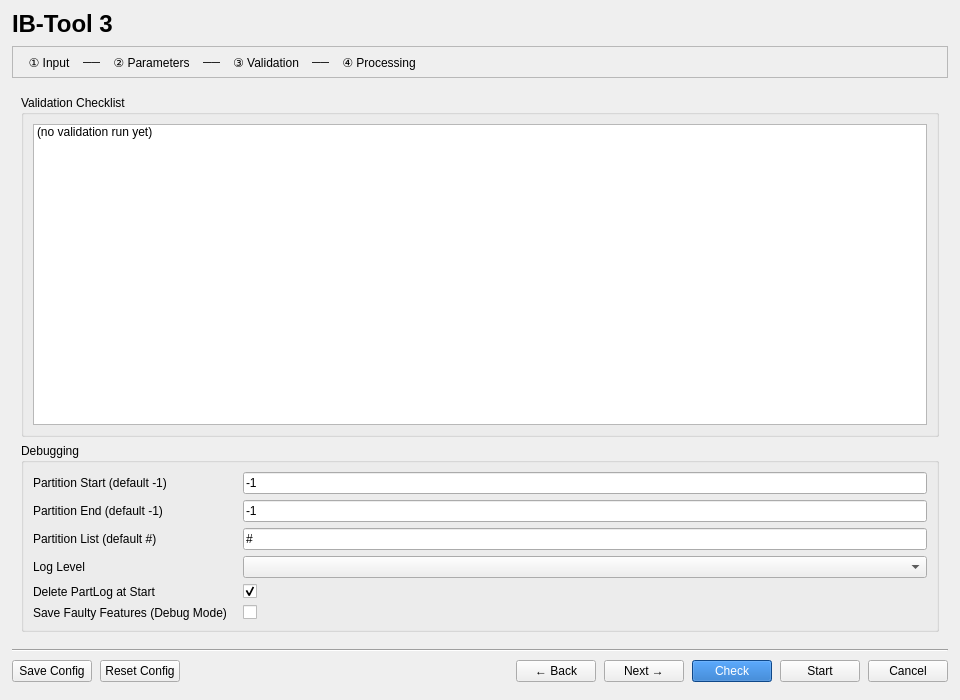
This is ibtool/ibtool_dialog_base.ui in IB-Tool/IB-Tool-3 as Qt 5 draws it before an edit. The edited form follows.
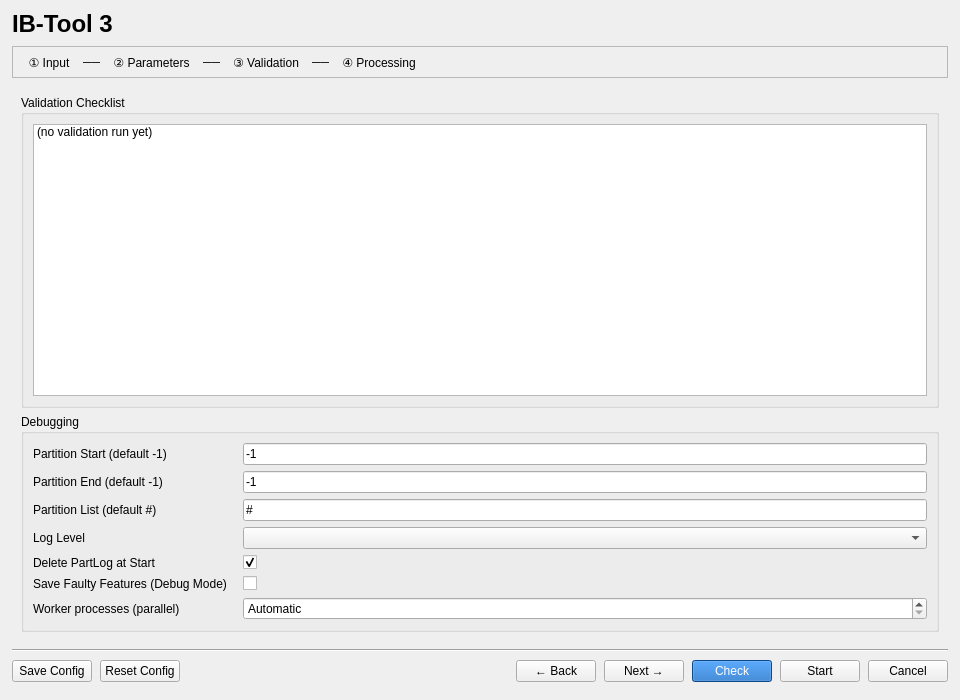
This is the edited form. The open tabs and pages were chosen to show the change. Custom widgets are drawn as their Qt base class.

Commit message:
feat: add parallel worker plan and architecture document
- Introduce detailed implementation plan for parallel partitioning via worker processes.
- Specify architecture, constraints, test focus, and roadmap for Phase 4 runtime optimization.

The edit to the form file:
```diff
--- a/ibtool/ibtool_dialog_base.ui
+++ b/ibtool/ibtool_dialog_base.ui
@@ -867,6 +867,33 @@
            </widget>
           </item>
 
+          <item row="6" column="0">
+           <widget class="QLabel" name="labelWorkerCount">
+            <property name="text">
+             <string>Worker processes (parallel)</string>
+            </property>
+           </widget>
+          </item>
+          <item row="6" column="1">
+           <widget class="QSpinBox" name="WorkerCountBox">
+            <property name="toolTip">
+             <string>Number of parallel worker processes (Windows only). 0 = automatic (cores - 1, at most 4), 1 = one partition after another.</string>
+            </property>
+            <property name="specialValueText">
+             <string>Automatic</string>
+            </property>
+            <property name="minimum">
+             <number>0</number>
+            </property>
+            <property name="maximum">
+             <number>16</number>
+            </property>
+            <property name="value">
+             <number>0</number>
+            </property>
+           </widget>
+          </item>
+
          </layout>
         </widget>
        </item>
```
The commit also changes 32 other files.
